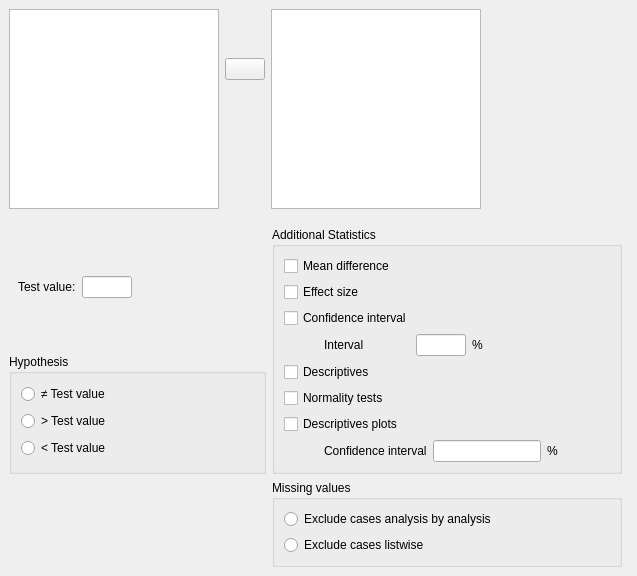
jasp-stats/jasp-desktop, file JASP-Desktop/analysisforms/ttestonesampleform.ui: the form before one commit.
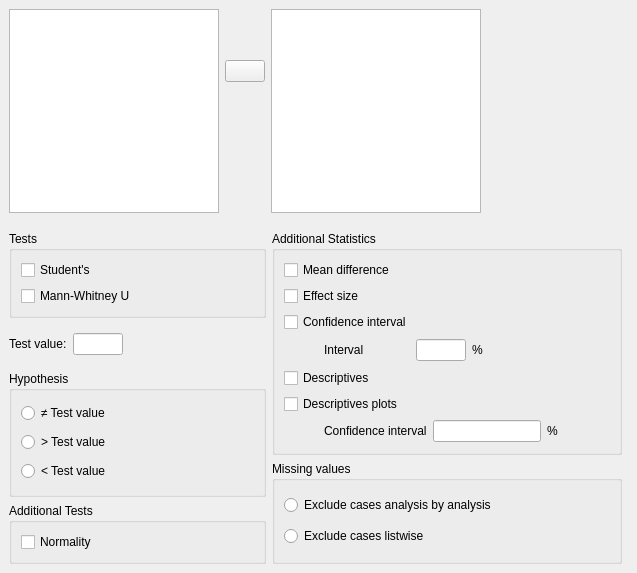
The form after the commit. Custom widgets are drawn as their Qt base class.

Commit message: C T-Tests: Changes to UI and options

Patch:
```diff
--- a/JASP-Desktop/analysisforms/ttestonesampleform.ui
+++ b/JASP-Desktop/analysisforms/ttestonesampleform.ui
@@ -32,60 +32,113 @@
    <item row="1" column="0">
     <widget class="QWidget" name="widget_3" native="true">
      <layout class="QGridLayout" name="gridLayout_2">
-      <item row="0" column="0">
-       <widget class="QWidget" name="widget_5" native="true">
-        <property name="minimumSize">
-         <size>
-          <width>240</width>
-          <height>0</height>
-         </size>
+      <item row="3" column="0" rowspan="3">
+       <widget class="BoundGroupBox" name="hypothesis">
+        <property name="title">
+         <string>Hypothesis</string>
         </property>
-        <layout class="QGridLayout" name="gridLayout">
-         <item row="0" column="0">
-          <widget class="QLabel" name="label_3">
+        <property name="flat">
+         <bool>false</bool>
+        </property>
+        <layout class="QGridLayout" name="gridLayout_5">
+         <item row="1" column="0">
+          <widget class="QRadioButton" name="_2groupOneGreater">
            <property name="text">
-            <string>Test value:</string>
+            <string>&gt; Test value</string>
            </property>
           </widget>
          </item>
-         <item row="0" column="1">
-          <widget class="BoundTextBox" name="testValue">
-           <property name="sizePolicy">
-            <sizepolicy hsizetype="Fixed" vsizetype="Fixed">
-             <horstretch>0</horstretch>
-             <verstretch>0</verstretch>
-            </sizepolicy>
+         <item row="2" column="0">
+          <widget class="QRadioButton" name="_3groupTwoGreater">
+           <property name="text">
+            <string>&lt; Test value</string>
            </property>
-           <property name="maximumSize">
-            <size>
-             <width>50</width>
-             <height>16777215</height>
-            </size>
+          </widget>
+         </item>
+         <item row="0" column="0">
+          <widget class="QRadioButton" name="_1notEqual">
+           <property name="text">
+            <string>≠ Test value</string>
            </property>
           </widget>
          </item>
-         <item row="0" column="2">
-          <spacer name="horizontalSpacer_2">
-           <property name="orientation">
-            <enum>Qt::Horizontal</enum>
+        </layout>
+       </widget>
+      </item>
+      <item row="5" column="1" rowspan="2">
+       <widget class="BoundGroupBox" name="missingValues">
+        <property name="title">
+         <string>Missing values</string>
+        </property>
+        <property name="flat">
+         <bool>false</bool>
+        </property>
+        <layout class="QGridLayout" name="gridLayout_6">
+         <item row="0" column="0">
+          <widget class="QRadioButton" name="_1excludeAnalysisByAnalysis">
+           <property name="text">
+            <string>Exclude cases analysis by analysis</string>
            </property>
-           <property name="sizeHint" stdset="0">
-            <size>
-             <width>40</width>
-             <height>20</height>
-            </size>
+          </widget>
+         </item>
+         <item row="1" column="0">
+          <widget class="QRadioButton" name="_2excludeListwise">
+           <property name="text">
+            <string>Exclude cases listwise</string>
            </property>
-          </spacer>
+          </widget>
          </item>
         </layout>
        </widget>
       </item>
-      <item row="0" column="1" rowspan="2">
+      <item row="0" column="1" rowspan="5">
        <widget class="GroupBox" name="groupBox_7">
         <property name="title">
          <string>Additional Statistics</string>
         </property>
         <layout class="QGridLayout" name="gridLayout_3">
+         <item row="6" column="0">
+          <widget class="QWidget" name="widget_7" native="true">
+           <layout class="QGridLayout" name="gridLayout_4">
+            <property name="leftMargin">
+             <number>40</number>
+            </property>
+            <property name="topMargin">
+             <number>0</number>
+            </property>
+            <property name="rightMargin">
+             <number>0</number>
+            </property>
+            <property name="bottomMargin">
+             <number>0</number>
+            </property>
+            <item row="0" column="1">
+             <widget class="BoundTextBox" name="descriptivesPlotsConfidenceInterval">
+              <property name="minimumSize">
+               <size>
+                <width>50</width>
+                <height>0</height>
+               </size>
+              </property>
+             </widget>
+            </item>
+            <item row="0" column="0">
+             <widget class="QLabel" name="label_4">
+              <property name="text">
+               <string>Confidence interval</string>
+              </property>
+             </widget>
+            </item>
+            <item row="0" column="2">
+             <widget class="QLabel" name="label_5">
+              <property name="text">
+               <string>%</string>
+              </property>
+             </widget>
+            </item>
+           </layout>
+          </widget>
+         </item>
          <item row="3" column="0">
           <widget class="QWidget" name="widget_4" native="true">
            <layout class="QGridLayout" name="gridLayout_10">
@@ -134,6 +187,26 @@
            </layout>
           </widget>
          </item>
+         <item row="1" column="0">
+          <widget class="BoundCheckBox" name="effectSize">
+           <property name="text">
+            <string>Effect size</string>
+           </property>
+          </widget>
+         </item>
+         <item row="3" column="2">
+          <spacer name="horizontalSpacer">
+           <property name="orientation">
+            <enum>Qt::Horizontal</enum>
+           </property>
+           <property name="sizeHint" stdset="0">
+            <size>
+             <width>40</width>
+             <height>20</height>
+            </size>
+           </property>
+          </spacer>
+         </item>
          <item row="2" column="0" colspan="2">
           <widget class="BoundCheckBox" name="confidenceInterval">
            <property name="text">
@@ -141,68 +214,18 @@
            </property>
           </widget>
          </item>
-         <item row="6" column="0">
-          <widget class="BoundCheckBox" name="descriptivesPlots">
-           <property name="text">
-            <string>Descriptives plots</string>
+         <item row="6" column="2">
+          <spacer name="horizontalSpacer_3">
+           <property name="orientation">
+            <enum>Qt::Horizontal</enum>
            </property>
-          </widget>
-         </item>
-         <item row="7" column="0">
-          <widget class="QWidget" name="widget_7" native="true">
-           <layout class="QGridLayout" name="gridLayout_4">
-            <property name="leftMargin">
-             <number>40</number>
-            </property>
-            <property name="topMargin">
-             <number>0</number>
-            </property>
-            <property name="rightMargin">
-             <number>0</number>
-            </property>
-            <property name="bottomMargin">
-             <number>0</number>
-            </property>
-            <item row="0" column="1">
-             <widget class="BoundTextBox" name="descriptivesPlotsConfidenceInterval">
-              <property name="minimumSize">
-               <size>
-                <width>50</width>
-                <height>0</height>
-               </size>
-              </property>
-             </widget>
-            </item>
-            <item row="0" column="0">
-             <widget class="QLabel" name="label_4">
-              <property name="text">
-               <string>Confidence interval</string>
-              </property>
-             </widget>
-            </item>
-            <item row="0" column="2">
-             <widget class="QLabel" name="label_5">
-              <property name="text">
-               <string>%</string>
-              </property>
-             </widget>
-            </item>
-           </layout>
-          </widget>
-         </item>
-         <item row="0" column="0" colspan="2">
-          <widget class="BoundCheckBox" name="meanDifference">
-           <property name="text">
-            <string>Mean difference</string>
+           <property name="sizeHint" stdset="0">
+            <size>
+             <width>40</width>
+             <height>20</height>
+            </size>
            </property>
-          </widget>
-         </item>
-         <item row="1" column="0">
-          <widget class="BoundCheckBox" name="effectSize">
-           <property name="text">
-            <string>Effect size</string>
-           </property>
-          </widget>
+          </spacer>
          </item>
          <item row="4" column="0" colspan="3">
           <widget class="BoundCheckBox" name="descriptives">
@@ -211,15 +234,53 @@
            </property>
           </widget>
          </item>
-         <item row="5" column="0" colspan="2">
+         <item row="0" column="0" colspan="2">
+          <widget class="BoundCheckBox" name="meanDifference">
+           <property name="text">
+            <string>Mean difference</string>
+           </property>
+          </widget>
+         </item>
+         <item row="5" column="0">
+          <widget class="BoundCheckBox" name="descriptivesPlots">
+           <property name="text">
+            <string>Descriptives plots</string>
+           </property>
+          </widget>
+         </item>
+        </layout>
+       </widget>
+      </item>
+      <item row="6" column="0">
+       <widget class="GroupBox" name="groupBox">
+        <property name="title">
+         <string>Additional Tests</string>
+        </property>
+        <layout class="QGridLayout" name="gridLayout_12">
+         <item row="0" column="0">
           <widget class="BoundCheckBox" name="normalityTests">
            <property name="text">
-            <string>Normality tests</string>
+            <string>Normality</string>
            </property>
           </widget>
          </item>
-         <item row="3" column="2">
-          <spacer name="horizontalSpacer">
+        </layout>
+       </widget>
+      </item>
+      <item row="2" column="0">
+       <widget class="QWidget" name="widget_5" native="true">
+        <property name="minimumSize">
+         <size>
+          <width>240</width>
+          <height>0</height>
+         </size>
+        </property>
+        <layout class="QGridLayout" name="gridLayout">
+         <property name="leftMargin">
+          <number>0</number>
+         </property>
+         <item row="0" column="2">
+          <spacer name="horizontalSpacer_2">
            <property name="orientation">
             <enum>Qt::Horizontal</enum>
            </property>
@@ -231,75 +292,49 @@
            </property>
           </spacer>
          </item>
-         <item row="7" column="2">
-          <spacer name="horizontalSpacer_3">
-           <property name="orientation">
-            <enum>Qt::Horizontal</enum>
+         <item row="0" column="1">
+          <widget class="BoundTextBox" name="testValue">
+           <property name="sizePolicy">
+            <sizepolicy hsizetype="Fixed" vsizetype="Fixed">
+             <horstretch>0</horstretch>
+             <verstretch>0</verstretch>
+            </sizepolicy>
            </property>
-           <property name="sizeHint" stdset="0">
+           <property name="maximumSize">
             <size>
-             <width>40</width>
-             <height>20</height>
+             <width>50</width>
+             <height>16777215</height>
             </size>
            </property>
-          </spacer>
-         </item>
-        </layout>
-       </widget>
-      </item>
-      <item row="1" column="0">
-       <widget class="BoundGroupBox" name="hypothesis">
-        <property name="title">
-         <string>Hypothesis</string>
-        </property>
-        <property name="flat">
-         <bool>false</bool>
-        </property>
-        <layout class="QGridLayout" name="gridLayout_5">
-         <item row="1" column="0">
-          <widget class="QRadioButton" name="_2groupOneGreater">
-           <property name="text">
-            <string>&gt; Test value</string>
-           </property>
           </widget>
          </item>
-         <item row="2" column="0">
-          <widget class="QRadioButton" name="_3groupTwoGreater">
-           <property name="text">
-            <string>&lt; Test value</string>
-           </property>
-          </widget>
-         </item>
          <item row="0" column="0">
-          <widget class="QRadioButton" name="_1notEqual">
+          <widget class="QLabel" name="label_3">
            <property name="text">
-            <string>≠ Test value</string>
+            <string>Test value:</string>
            </property>
           </widget>
          </item>
         </layout>
        </widget>
       </item>
-      <item row="2" column="1">
-       <widget class="BoundGroupBox" name="missingValues">
+      <item row="0" column="0" rowspan="2">
+       <widget class="GroupBox" name="tests">
         <property name="title">
-         <string>Missing values</string>
+         <string>Tests</string>
         </property>
-        <property name="flat">
-         <bool>false</bool>
-        </property>
-        <layout class="QGridLayout" name="gridLayout_6">
-         <item row="0" column="0">
-          <widget class="QRadioButton" name="_1excludeAnalysisByAnalysis">
+        <layout class="QGridLayout" name="gridLayout_11">
+         <item row="1" column="0">
+          <widget class="BoundCheckBox" name="mannWhitneyU">
            <property name="text">
-            <string>Exclude cases analysis by analysis</string>
+            <string>Mann-Whitney U</string>
            </property>
           </widget>
          </item>
-         <item row="1" column="0">
-          <widget class="QRadioButton" name="_2excludeListwise">
+         <item row="0" column="0">
+          <widget class="BoundCheckBox" name="students">
            <property name="text">
-            <string>Exclude cases listwise</string>
+            <string>Student's</string>
            </property>
           </widget>
          </item>
@@ -495,17 +530,17 @@
    <header>widgets/groupbox.h</header>
    <container>1</container>
   </customwidget>
-  <customwidget>
-   <class>BoundGroupBox</class>
-   <extends>QGroupBox</extends>
-   <header>widgets/boundgroupbox.h</header>
-   <container>1</container>
-  </customwidget>
   <customwidget>
    <class>BoundTextBox</class>
    <extends>QLineEdit</extends>
    <header>widgets/boundtextbox.h</header>
   </customwidget>
+  <customwidget>
+   <class>BoundGroupBox</class>
+   <extends>QGroupBox</extends>
+   <header>widgets/boundgroupbox.h</header>
+   <container>1</container>
+  </customwidget>
  </customwidgets>
  <resources/>
  <connections/>
```
The commit also changes 8 other files.
